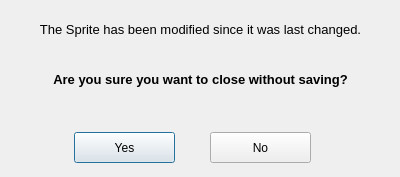
Above: saveonclose.ui from nphelpsiv/SpriteEditor before the change. Below: the same form after it.
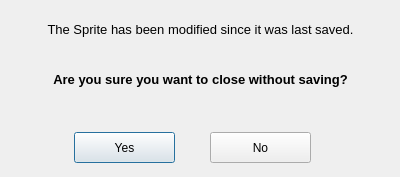
That is the form after the change. Icons and pictures are not drawn.

```diff
--- a/saveonclose.ui
+++ b/saveonclose.ui
@@ -1240,7 +1240,7 @@
     </font>
    </property>
    <property name="text">
-    <string>The Sprite has been modified since it was last changed.</string>
+    <string>The Sprite has been modified since it was last saved.</string>
    </property>
    <property name="textFormat">
     <enum>Qt::PlainText</enum>
```
